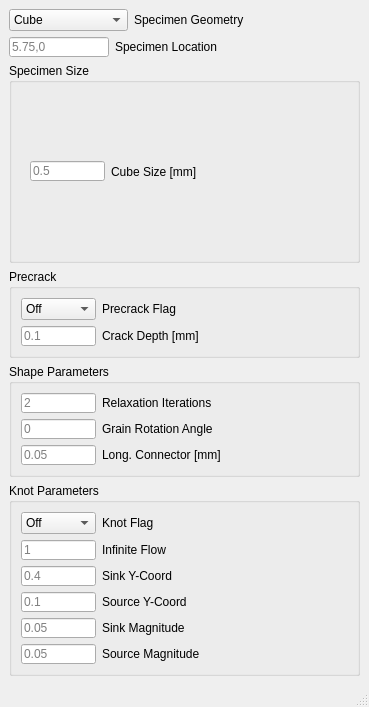
Old version of the form freecad/woodWorkbench/gui/ui/ui_CBL_geoParams.ui in the repository Computational-Mechanics-Material-Models/CBL-preprocesser.
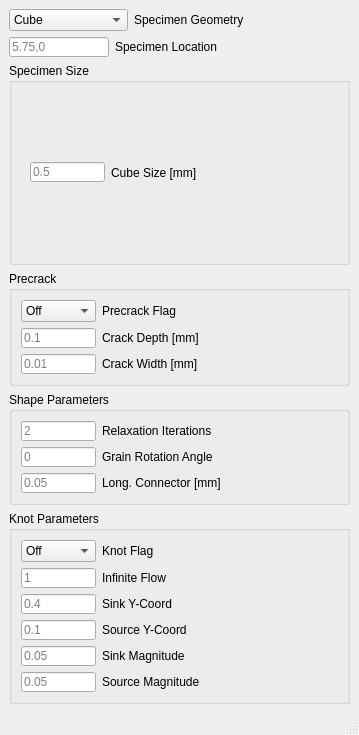
New version of the form.

Commit message: added framework for precrack width (not implemented tho)

What changed in the file:
```diff
--- a/freecad/woodWorkbench/gui/ui/ui_CBL_geoParams.ui
+++ b/freecad/woodWorkbench/gui/ui/ui_CBL_geoParams.ui
@@ -6,8 +6,8 @@
    <rect>
     <x>0</x>
     <y>0</y>
-    <width>369</width>
-    <height>707</height>
+    <width>359</width>
+    <height>735</height>
    </rect>
   </property>
   <property name="sizePolicy">
@@ -565,6 +565,48 @@
          </item>
         </layout>
        </item>
+       <item>
+        <layout class="QHBoxLayout" name="horizontalLayout_5">
+         <item>
+          <widget class="QLineEdit" name="precrack_width">
+           <property name="enabled">
+            <bool>true</bool>
+           </property>
+           <property name="minimumSize">
+            <size>
+             <width>75</width>
+             <height>20</height>
+            </size>
+           </property>
+           <property name="maximumSize">
+            <size>
+             <width>75</width>
+             <height>20</height>
+            </size>
+           </property>
+           <property name="text">
+            <string/>
+           </property>
+           <property name="placeholderText">
+            <string>0.01</string>
+           </property>
+          </widget>
+         </item>
+         <item>
+          <widget class="QLabel" name="label_54">
+           <property name="maximumSize">
+            <size>
+             <width>16777215</width>
+             <height>16777215</height>
+            </size>
+           </property>
+           <property name="text">
+            <string>Crack Width [mm]</string>
+           </property>
+          </widget>
+         </item>
+        </layout>
+       </item>
       </layout>
      </widget>
     </item>
```
Left out of the diff: 4 changed lines with no effect on the pictures. The commit also changes 5 other files.
